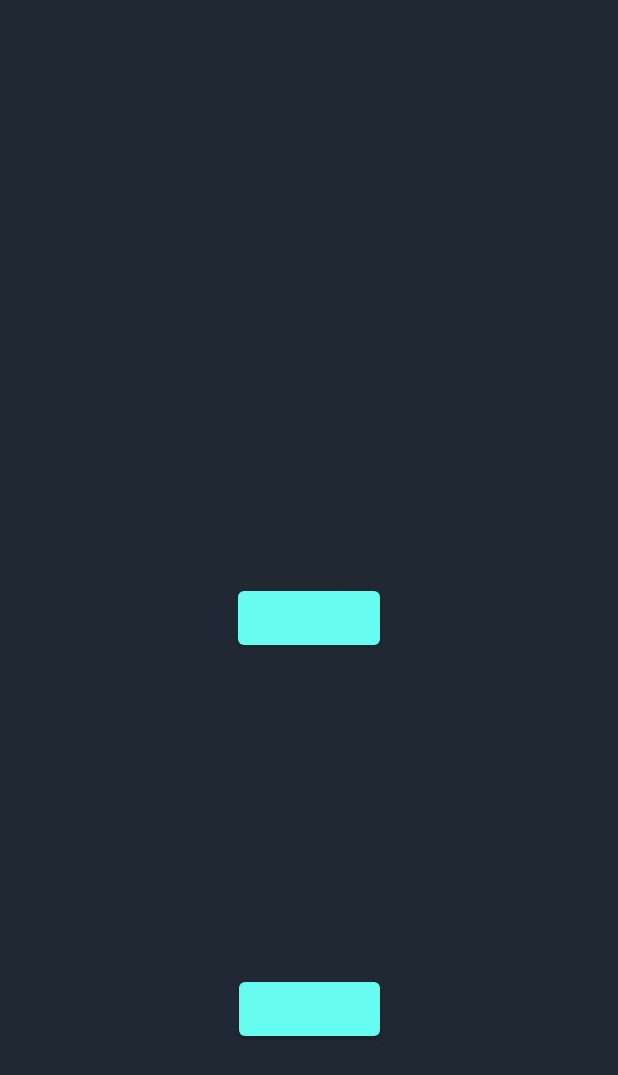
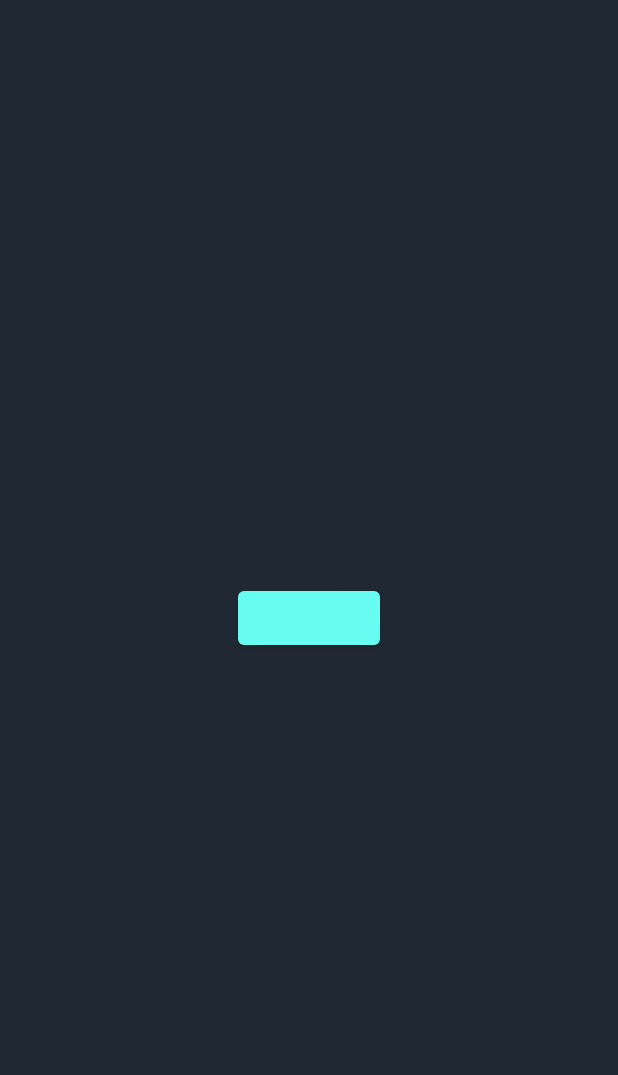
Before and after one commit to Elifzeynepedman/Music-Recommendation-App, an Android app: the ProfileActivity screen opened directly, with no data from a screen before it, on a phone screen of 412 x 824 dp. Shown: the top 1075 px of the screen. Run offline under Robolectric (Android 15) with nearby library versions, the phone set to English and light mode, and no system bars.

Commit message:
puşt denemesi

```diff
--- a/app/src/main/res/layout/activity_profile.xml
+++ b/app/src/main/res/layout/activity_profile.xml
@@ -18,14 +18,4 @@
         app:layout_constraintStart_toStartOf="parent"
         app:layout_constraintTop_toTopOf="parent" />
 
-    <Button
-        android:id="@+id/buttondenemme"
-        android:layout_width="wrap_content"
-        android:layout_height="wrap_content"
-        android:layout_marginTop="85dp"
-        android:text="Button"
-        app:layout_constraintBottom_toBottomOf="parent"
-        app:layout_constraintEnd_toEndOf="parent"
-        app:layout_constraintStart_toStartOf="parent"
-        app:layout_constraintTop_toBottomOf="@+id/button" />
 </androidx.constraintlayout.widget.ConstraintLayout>
```
